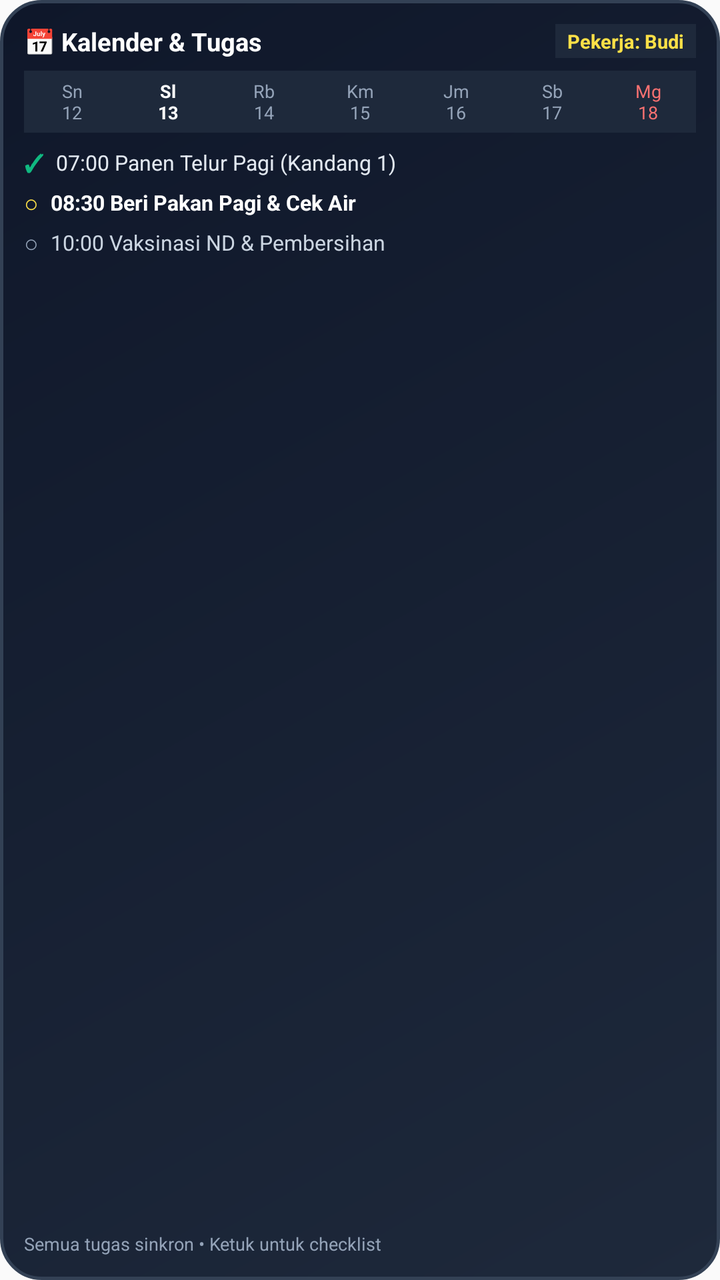
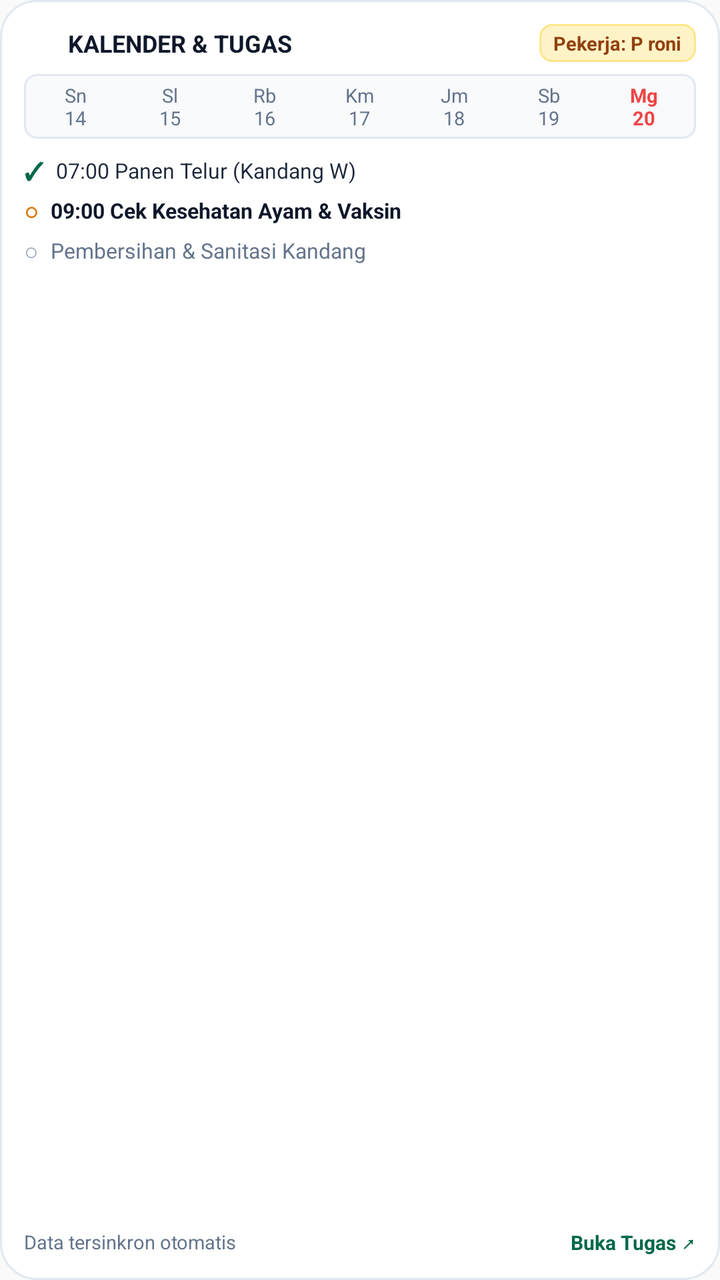

Compare the two renders of this Android layout. The source of the first and the diff that turns it into the second are given below.
<!-- AndroidManifest.xml: application theme AppTheme -->
<!-- res/layout/widget_calendar.xml -->
<?xml version="1.0" encoding="utf-8"?>
<LinearLayout xmlns:android="http://schemas.android.com/apk/res/android"
    android:id="@+id/widget_calendar_root"
    android:layout_width="match_parent"
    android:layout_height="match_parent"
    android:background="@drawable/widget_bg_slate"
    android:orientation="vertical"
    android:padding="12dp">

    
    <LinearLayout
        android:layout_width="match_parent"
        android:layout_height="wrap_content"
        android:gravity="center_vertical"
        android:orientation="horizontal">

        <TextView
            android:layout_width="0dp"
            android:layout_height="wrap_content"
            android:layout_weight="1"
            android:text="📅 Kalender &amp; Tugas"
            android:textColor="#FFFFFF"
            android:textSize="12.5sp"
            android:textStyle="bold" />

        <TextView
            android:id="@+id/widget_calendar_worker"
            android:layout_width="wrap_content"
            android:layout_height="wrap_content"
            android:background="#1E293B"
            android:paddingHorizontal="6dp"
            android:paddingVertical="2dp"
            android:text="Pekerja: Budi"
            android:textColor="#FDE047"
            android:textSize="9.5sp"
            android:textStyle="bold" />
    </LinearLayout>

    
    <LinearLayout
        android:id="@+id/widget_days_row"
        android:layout_width="match_parent"
        android:layout_height="wrap_content"
        android:layout_marginTop="6dp"
        android:background="#1E293B"
        android:gravity="center"
        android:orientation="horizontal"
        android:paddingVertical="4dp">

        <TextView
            android:id="@+id/day_0"
            android:layout_width="0dp"
            android:layout_height="wrap_content"
            android:layout_weight="1"
            android:gravity="center"
            android:text="Sn\n12"
            android:textColor="#94A3B8"
            android:textSize="9sp" />

        <TextView
            android:id="@+id/day_1"
            android:layout_width="0dp"
            android:layout_height="wrap_content"
            android:layout_weight="1"
            android:gravity="center"
            android:text="Sl\n13"
            android:textColor="#FFFFFF"
            android:textSize="9sp"
            android:textStyle="bold" />

        <TextView
            android:id="@+id/day_2"
            android:layout_width="0dp"
            android:layout_height="wrap_content"
            android:layout_weight="1"
            android:gravity="center"
            android:text="Rb\n14"
            android:textColor="#94A3B8"
            android:textSize="9sp" />

        <TextView
            android:id="@+id/day_3"
            android:layout_width="0dp"
            android:layout_height="wrap_content"
            android:layout_weight="1"
            android:gravity="center"
            android:text="Km\n15"
            android:textColor="#94A3B8"
            android:textSize="9sp" />

        <TextView
            android:id="@+id/day_4"
            android:layout_width="0dp"
            android:layout_height="wrap_content"
            android:layout_weight="1"
            android:gravity="center"
            android:text="Jm\n16"
            android:textColor="#94A3B8"
            android:textSize="9sp" />

        <TextView
            android:id="@+id/day_5"
            android:layout_width="0dp"
            android:layout_height="wrap_content"
            android:layout_weight="1"
            android:gravity="center"
            android:text="Sb\n17"
            android:textColor="#94A3B8"
            android:textSize="9sp" />

        <TextView
            android:id="@+id/day_6"
            android:layout_width="0dp"
            android:layout_height="wrap_content"
            android:layout_weight="1"
            android:gravity="center"
            android:text="Mg\n18"
            android:textColor="#F87171"
            android:textSize="9sp" />
    </LinearLayout>

    
    <LinearLayout
        android:layout_width="match_parent"
        android:layout_height="0dp"
        android:layout_marginTop="5dp"
        android:layout_weight="1"
        android:orientation="vertical">

        
        <LinearLayout
            android:layout_width="match_parent"
            android:layout_height="wrap_content"
            android:layout_marginVertical="1.5dp"
            android:gravity="center_vertical"
            android:orientation="horizontal">

            <TextView
                android:id="@+id/task_check_1"
                android:layout_width="wrap_content"
                android:layout_height="wrap_content"
                android:text="✓"
                android:textColor="#10B981"
                android:textSize="12sp"
                android:textStyle="bold" />

            <TextView
                android:id="@+id/task_text_1"
                android:layout_width="0dp"
                android:layout_height="wrap_content"
                android:layout_marginStart="6dp"
                android:layout_weight="1"
                android:ellipsize="end"
                android:maxLines="1"
                android:text="07:00 Panen Telur Pagi (Kandang 1)"
                android:textColor="#E2E8F0"
                android:textSize="10.5sp" />
        </LinearLayout>

        
        <LinearLayout
            android:layout_width="match_parent"
            android:layout_height="wrap_content"
            android:layout_marginVertical="1.5dp"
            android:gravity="center_vertical"
            android:orientation="horizontal">

            <TextView
                android:id="@+id/task_check_2"
                android:layout_width="wrap_content"
                android:layout_height="wrap_content"
                android:text="○"
                android:textColor="#FDE047"
                android:textSize="12sp" />

            <TextView
                android:id="@+id/task_text_2"
                android:layout_width="0dp"
                android:layout_height="wrap_content"
                android:layout_marginStart="6dp"
                android:layout_weight="1"
                android:ellipsize="end"
                android:maxLines="1"
                android:text="08:30 Beri Pakan Pagi &amp; Cek Air"
                android:textColor="#FFFFFF"
                android:textSize="10.5sp"
                android:textStyle="bold" />
        </LinearLayout>

        
        <LinearLayout
            android:layout_width="match_parent"
            android:layout_height="wrap_content"
            android:layout_marginVertical="1.5dp"
            android:gravity="center_vertical"
            android:orientation="horizontal">

            <TextView
                android:id="@+id/task_check_3"
                android:layout_width="wrap_content"
                android:layout_height="wrap_content"
                android:text="○"
                android:textColor="#94A3B8"
                android:textSize="12sp" />

            <TextView
                android:id="@+id/task_text_3"
                android:layout_width="0dp"
                android:layout_height="wrap_content"
                android:layout_marginStart="6dp"
                android:layout_weight="1"
                android:ellipsize="end"
                android:maxLines="1"
                android:text="10:00 Vaksinasi ND &amp; Pembersihan"
                android:textColor="#CBD5E1"
                android:textSize="10.5sp" />
        </LinearLayout>
    </LinearLayout>

    
    <TextView
        android:id="@+id/widget_calendar_footer"
        android:layout_width="match_parent"
        android:layout_height="wrap_content"
        android:layout_marginTop="2dp"
        android:text="Semua tugas sinkron • Ketuk untuk checklist"
        android:textColor="#94A3B8"
        android:textSize="9sp" />

</LinearLayout>
<!-- resources referenced by this layout -->
<resources>
  <!-- drawable widget_bg_slate (drawable) -->
  <?xml version="1.0" encoding="utf-8"?>
  <shape xmlns:android="http://schemas.android.com/apk/res/android"
      android:shape="rectangle">
      <gradient
          android:angle="135"
          android:startColor="#1e293b"
          android:endColor="#0f172a"
          android:type="linear" />
      <corners android:radius="20dp" />
      <stroke
          android:width="1.5dp"
          android:color="#334155" />
  </shape>
  <style name="AppTheme" parent="Theme.AppCompat.Light.DarkActionBar">
          
          <item name="colorPrimary">@color/colorPrimary</item>
          <item name="colorPrimaryDark">@color/colorPrimaryDark</item>
          <item name="colorAccent">@color/colorAccent</item>
      </style>
</resources>

<!-- the commit's change to res/layout/widget_calendar.xml (unified diff, before → after) -->
@@ -3,7 +3,7 @@
     android:id="@+id/widget_calendar_root"
     android:layout_width="match_parent"
     android:layout_height="match_parent"
-    android:background="@drawable/widget_bg_slate"
+    android:background="@drawable/widget_bg_card_white"
     android:orientation="vertical"
     android:padding="12dp">
 
@@ -14,24 +14,33 @@
         android:gravity="center_vertical"
         android:orientation="horizontal">
 
-        <TextView
-            android:layout_width="0dp"
-            android:layout_height="wrap_content"
-            android:layout_weight="1"
-            android:text="📅 Kalender &amp; Tugas"
-            android:textColor="#FFFFFF"
-            android:textSize="12.5sp"
+        <ImageView
+            android:layout_width="16dp"
+            android:layout_height="16dp"
+            android:src="@mipmap/ic_launcher" />
+
+        <TextView
+            android:id="@+id/widget_calendar_title"
+            android:layout_width="0dp"
+            android:layout_height="wrap_content"
+            android:layout_marginStart="6dp"
+            android:layout_weight="1"
+            android:ellipsize="end"
+            android:maxLines="1"
+            android:text="KALENDER &amp; TUGAS"
+            android:textColor="#0F172A"
+            android:textSize="12sp"
             android:textStyle="bold" />
 
         <TextView
             android:id="@+id/widget_calendar_worker"
             android:layout_width="wrap_content"
             android:layout_height="wrap_content"
-            android:background="#1E293B"
-            android:paddingHorizontal="6dp"
-            android:paddingVertical="2dp"
-            android:text="Pekerja: Budi"
-            android:textColor="#FDE047"
+            android:background="@drawable/widget_badge_amber"
+            android:paddingHorizontal="7dp"
+            android:paddingVertical="3dp"
+            android:text="Pekerja: P roni"
+            android:textColor="#92400E"
             android:textSize="9.5sp"
             android:textStyle="bold" />
     </LinearLayout>
@@ -42,9 +51,10 @@
         android:layout_width="match_parent"
         android:layout_height="wrap_content"
         android:layout_marginTop="6dp"
-        android:background="#1E293B"
+        android:background="@drawable/widget_badge_subtle"
         android:gravity="center"
         android:orientation="horizontal"
+        android:paddingHorizontal="2dp"
         android:paddingVertical="4dp">
 
         <TextView
@@ -53,9 +63,9 @@
             android:layout_height="wrap_content"
             android:layout_weight="1"
             android:gravity="center"
-            android:text="Sn\n12"
-            android:textColor="#94A3B8"
-            android:textSize="9sp" />
+            android:text="Sn\n14"
+            android:textColor="#64748B"
+            android:textSize="9.5sp" />
 
         <TextView
             android:id="@+id/day_1"
@@ -63,10 +73,9 @@
             android:layout_height="wrap_content"
             android:layout_weight="1"
             android:gravity="center"
-            android:text="Sl\n13"
-            android:textColor="#FFFFFF"
-            android:textSize="9sp"
-            android:textStyle="bold" />
+            android:text="Sl\n15"
+            android:textColor="#64748B"
+            android:textSize="9.5sp" />
 
         <TextView
             android:id="@+id/day_2"
@@ -74,9 +83,9 @@
             android:layout_height="wrap_content"
             android:layout_weight="1"
             android:gravity="center"
-            android:text="Rb\n14"
-            android:textColor="#94A3B8"
-            android:textSize="9sp" />
+            android:text="Rb\n16"
+            android:textColor="#64748B"
+            android:textSize="9.5sp" />
 
         <TextView
             android:id="@+id/day_3"
@@ -84,9 +93,9 @@
             android:layout_height="wrap_content"
             android:layout_weight="1"
             android:gravity="center"
-            android:text="Km\n15"
-            android:textColor="#94A3B8"
-            android:textSize="9sp" />
+            android:text="Km\n17"
+            android:textColor="#64748B"
+            android:textSize="9.5sp" />
 
         <TextView
             android:id="@+id/day_4"
@@ -94,9 +103,9 @@
             android:layout_height="wrap_content"
             android:layout_weight="1"
             android:gravity="center"
-            android:text="Jm\n16"
-            android:textColor="#94A3B8"
-            android:textSize="9sp" />
+            android:text="Jm\n18"
+            android:textColor="#64748B"
+            android:textSize="9.5sp" />
 
         <TextView
             android:id="@+id/day_5"
@@ -104,9 +113,9 @@
             android:layout_height="wrap_content"
             android:layout_weight="1"
             android:gravity="center"
-            android:text="Sb\n17"
-            android:textColor="#94A3B8"
-            android:textSize="9sp" />
+            android:text="Sb\n19"
+            android:textColor="#64748B"
+            android:textSize="9.5sp" />
 
         <TextView
             android:id="@+id/day_6"
@@ -114,16 +123,17 @@
             android:layout_height="wrap_content"
             android:layout_weight="1"
             android:gravity="center"
-            android:text="Mg\n18"
-            android:textColor="#F87171"
-            android:textSize="9sp" />
+            android:text="Mg\n20"
+            android:textColor="#EF4444"
+            android:textSize="9.5sp"
+            android:textStyle="bold" />
     </LinearLayout>
 
     
     <LinearLayout
         android:layout_width="match_parent"
         android:layout_height="0dp"
-        android:layout_marginTop="5dp"
+        android:layout_marginTop="6dp"
         android:layout_weight="1"
         android:orientation="vertical">
 
@@ -140,7 +150,7 @@
                 android:layout_width="wrap_content"
                 android:layout_height="wrap_content"
                 android:text="✓"
-                android:textColor="#10B981"
+                android:textColor="#00684A"
                 android:textSize="12sp"
                 android:textStyle="bold" />
 
@@ -152,8 +162,8 @@
                 android:layout_weight="1"
                 android:ellipsize="end"
                 android:maxLines="1"
-                android:text="07:00 Panen Telur Pagi (Kandang 1)"
-                android:textColor="#E2E8F0"
+                android:text="07:00 Panen Telur (Kandang W)"
+                android:textColor="#1E293B"
                 android:textSize="10.5sp" />
         </LinearLayout>
 
@@ -170,8 +180,9 @@
                 android:layout_width="wrap_content"
                 android:layout_height="wrap_content"
                 android:text="○"
-                android:textColor="#FDE047"
-                android:textSize="12sp" />
+                android:textColor="#D97706"
+                android:textSize="12sp"
+                android:textStyle="bold" />
 
             <TextView
                 android:id="@+id/task_text_2"
@@ -181,8 +192,8 @@
                 android:layout_weight="1"
                 android:ellipsize="end"
                 android:maxLines="1"
-                android:text="08:30 Beri Pakan Pagi &amp; Cek Air"
-                android:textColor="#FFFFFF"
+                android:text="09:00 Cek Kesehatan Ayam &amp; Vaksin"
+                android:textColor="#0F172A"
                 android:textSize="10.5sp"
                 android:textStyle="bold" />
         </LinearLayout>
@@ -211,20 +222,35 @@
                 android:layout_weight="1"
                 android:ellipsize="end"
                 android:maxLines="1"
-                android:text="10:00 Vaksinasi ND &amp; Pembersihan"
-                android:textColor="#CBD5E1"
+                android:text="Pembersihan &amp; Sanitasi Kandang"
+                android:textColor="#64748B"
                 android:textSize="10.5sp" />
         </LinearLayout>
     </LinearLayout>
 
     
-    <TextView
-        android:id="@+id/widget_calendar_footer"
+    <LinearLayout
         android:layout_width="match_parent"
         android:layout_height="wrap_content"
-        android:layout_marginTop="2dp"
-        android:text="Semua tugas sinkron • Ketuk untuk checklist"
-        android:textColor="#94A3B8"
-        android:textSize="9sp" />
+        android:gravity="center_vertical"
+        android:orientation="horizontal">
+
+        <TextView
+            android:id="@+id/widget_calendar_footer"
+            android:layout_width="0dp"
+            android:layout_height="wrap_content"
+            android:layout_weight="1"
+            android:text="Data tersinkron otomatis"
+            android:textColor="#64748B"
+            android:textSize="9.5sp" />
+
+        <TextView
+            android:layout_width="wrap_content"
+            android:layout_height="wrap_content"
+            android:text="Buka Tugas ↗"
+            android:textColor="#00684A"
+            android:textSize="10sp"
+            android:textStyle="bold" />
+    </LinearLayout>
 
 </LinearLayout>
<!-- resource entries referenced after the edit -->
@@ -1,24 +1,47 @@
 <!-- resources referenced by this layout -->
 <resources>
-  <!-- drawable widget_bg_slate (drawable) -->
+  <!-- drawable widget_badge_amber (drawable) -->
   <?xml version="1.0" encoding="utf-8"?>
   <shape xmlns:android="http://schemas.android.com/apk/res/android"
       android:shape="rectangle">
-      <gradient
-          android:angle="135"
-          android:startColor="#1e293b"
-          android:endColor="#0f172a"
-          android:type="linear" />
-      <corners android:radius="20dp" />
+      <solid android:color="#FEF3C7" />
+      <corners android:radius="6dp" />
       <stroke
-          android:width="1.5dp"
-          android:color="#334155" />
+          android:width="1dp"
+          android:color="#FDE68A" />
   </shape>
+  <!-- drawable widget_badge_subtle (drawable) -->
+  <?xml version="1.0" encoding="utf-8"?>
+  <shape xmlns:android="http://schemas.android.com/apk/res/android"
+      android:shape="rectangle">
+      <solid android:color="#F8FAFC" />
+      <corners android:radius="6dp" />
+      <stroke
+          android:width="1dp"
+          android:color="#E2E8F0" />
+  </shape>
+  <!-- drawable widget_bg_card_white (drawable) -->
+  <?xml version="1.0" encoding="utf-8"?>
+  <shape xmlns:android="http://schemas.android.com/apk/res/android"
+      android:shape="rectangle">
+      <solid android:color="#FFFFFF" />
+      <corners android:radius="18dp" />
+      <stroke
+          android:width="1dp"
+          android:color="#E2E8F0" />
+  </shape>
+  <!-- mipmap ic_launcher (mipmap-anydpi-v26) -->
+  <?xml version="1.0" encoding="utf-8"?>
+  <adaptive-icon xmlns:android="http://schemas.android.com/apk/res/android">
+      <background android:drawable="@color/ic_launcher_background"/>
+      <foreground android:drawable="@mipmap/ic_launcher_foreground"/>
+  </adaptive-icon>
   <style name="AppTheme" parent="Theme.AppCompat.Light.DarkActionBar">
           
           <item name="colorPrimary">@color/colorPrimary</item>
           <item name="colorPrimaryDark">@color/colorPrimaryDark</item>
           <item name="colorAccent">@color/colorAccent</item>
       </style>
+  <color name="ic_launcher_background">#FFFFFF</color>
 </resources>
 
